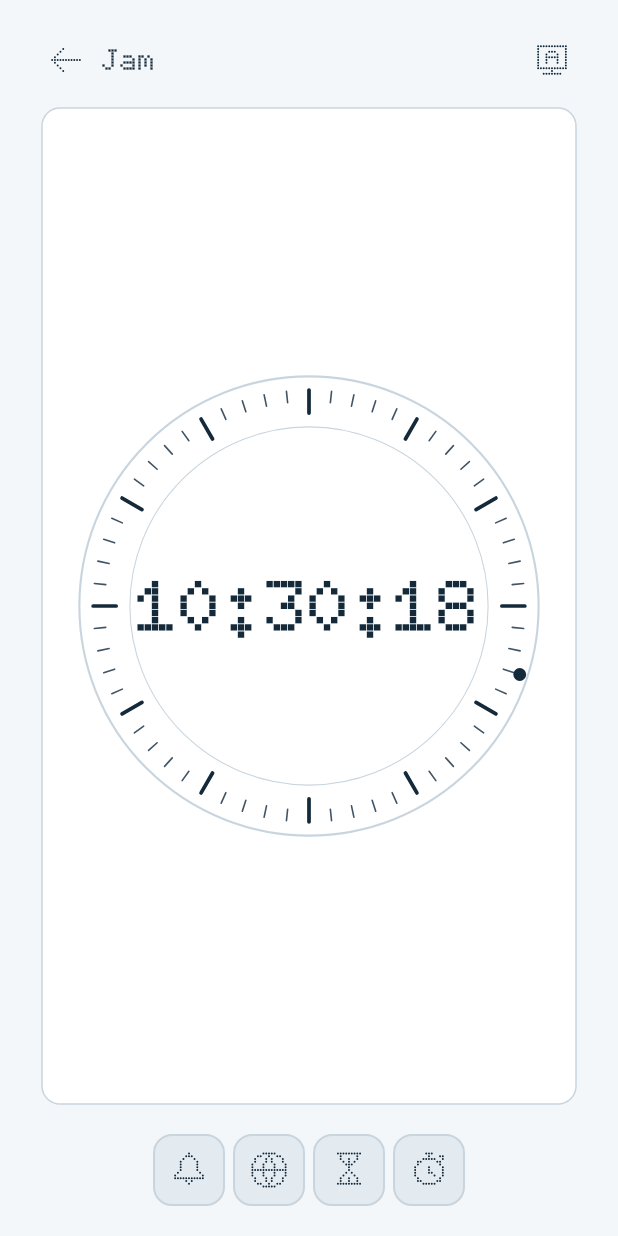
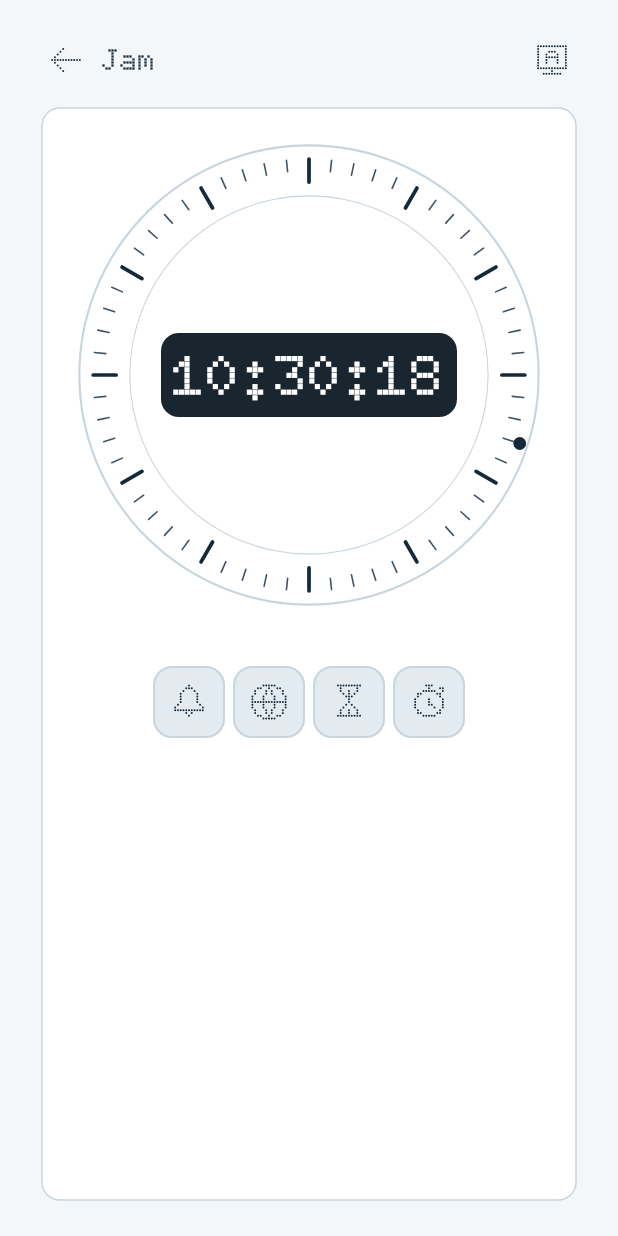
Before and after one commit to thiscistco/GT30PROLauncher, an Android app: the ClockActivity screen opened directly, with no data from a screen before it, on a phone screen of 412 x 824 dp. Run offline under Robolectric (Android 15) with nearby library versions, the phone set to English and light mode, and no system bars.

Commit message:
Move clock dial and navigation up in HUD
Co-authored-by: arena-agent <297053741+arena-agent@users.noreply.github.com>

```diff
--- a/app/src/main/java/com/gt30pro/launcher/ClockActivity.java
+++ b/app/src/main/java/com/gt30pro/launcher/ClockActivity.java
@@ -57,6 +57,7 @@ public class ClockActivity extends SwipeBackActivity {
     private Typeface doto;
     private LinearLayout content, tabs;
     private HorizontalScrollView tabsScroll;
+    private FrameLayout stage;
     private ClockHudView hud;
     private ScrollView panelScroll;
     private long lastHudSecond = -1;
@@ -95,16 +96,28 @@ public class ClockActivity extends SwipeBackActivity {
         });
         LinearLayout header=ui.header(this, doto, "Jam");
         header.getChildAt(0).setOnClickListener(v -> onBackPressed()); page.addView(header);
-        FrameLayout stage = new FrameLayout(this); page.addView(stage,new LinearLayout.LayoutParams(-1,0,1));
+        stage = new FrameLayout(this); page.addView(stage,new LinearLayout.LayoutParams(-1,0,1));
         hud = new ClockHudView(this,ui,doto); stage.addView(hud,new FrameLayout.LayoutParams(-1,-1));
-        panelScroll = new ScrollView(this); panelScroll.setFillViewport(false); stage.addView(panelScroll,new FrameLayout.LayoutParams(-1,-1));
+        panelScroll = new ScrollView(this); panelScroll.setFillViewport(false);
+        FrameLayout.LayoutParams panelParams=new FrameLayout.LayoutParams(-1,-1); panelParams.bottomMargin=dp(64);
+        stage.addView(panelScroll,panelParams);
         content = new LinearLayout(this); content.setOrientation(LinearLayout.VERTICAL); content.setPadding(0, dp(18), 0, dp(20)); panelScroll.addView(content);
         tabsScroll = new HorizontalScrollView(this); tabsScroll.setHorizontalScrollBarEnabled(false); tabsScroll.setFillViewport(true);
         tabs = new LinearLayout(this); tabs.setOrientation(LinearLayout.HORIZONTAL); tabs.setGravity(Gravity.CENTER);
         tabs.setPadding(0,dp(8),0,0); tabsScroll.addView(tabs,new FrameLayout.LayoutParams(-1,-1));
-        page.addView(tabsScroll,new LinearLayout.LayoutParams(-1,dp(64)));
+        stage.addView(tabsScroll,new FrameLayout.LayoutParams(-1,dp(64),Gravity.TOP));
+        stage.addOnLayoutChangeListener((v,l,t,r,b,ol,ot,oright,ob) -> positionTabs());
         setContentView(root);
         showTab(tab);
+    }
+    private void positionTabs() {
+        if (stage.getHeight() <= 0) return;
+        float density=getResources().getDisplayMetrics().density;
+        int top=tab == -1 ? Math.round(ClockHudView.frameGap(stage.getWidth(),stage.getHeight(),density)
+                + ClockHudView.dialSize(stage.getWidth(),stage.getHeight(),density) + dp(4)) : stage.getHeight()-dp(64);
+        top=Math.max(0,Math.min(top,stage.getHeight()-dp(64)));
+        FrameLayout.LayoutParams params=(FrameLayout.LayoutParams) tabsScroll.getLayoutParams();
+        if (params.topMargin != top) { params.topMargin=top; tabsScroll.setLayoutParams(params); }
     }
     @Override protected void onSaveInstanceState(Bundle state) {
         saveTimerDraft(); state.putInt("clock_tab",tab); state.putStringArray("timer_draft",timerDraft); super.onSaveInstanceState(state);
@@ -149,6 +162,7 @@ public class ClockActivity extends SwipeBackActivity {
             if (i > 0) itemParams.leftMargin = dp(5);
             tabs.addView(item, itemParams);
         }
+        positionTabs();
         hud.setVisibility(selected == -1 ? View.VISIBLE : View.GONE);
         panelScroll.setVisibility(selected == -1 ? View.GONE : View.VISIBLE);
         if (selected == 0) showAlarms(); else if (selected == 1) showWorld(); else if (selected == 2) showTimer(); else if (selected == 3) showStopwatch();
--- a/app/src/main/java/com/gt30pro/launcher/ClockHudView.java
+++ b/app/src/main/java/com/gt30pro/launcher/ClockHudView.java
@@ -2,6 +2,7 @@ package com.gt30pro.launcher;
 
 import android.content.Context;
 import android.graphics.Canvas;
+import android.graphics.Color;
 import android.graphics.Paint;
 import android.graphics.RectF;
 import android.graphics.Typeface;
@@ -30,18 +31,27 @@ final class ClockHudView extends View {
         setContentDescription("Jam " + value);
         invalidate();
     }
+    // Reserve space under the dial for the four 48dp navigation targets.
+    static float frameGap(int width, int height, float density) {
+        return Math.min(8f*density, Math.min(width,height)*.05f);
+    }
+    static float dialSize(int width, int height, float density) {
+        float gap=frameGap(width,height,density);
+        return Math.max(0f,Math.min(width-2f*gap,height-2f*gap-80f*density));
+    }
     @Override protected void onDraw(Canvas canvas) {
         super.onDraw(canvas);
         float density=getResources().getDisplayMetrics().density;
-        float gap=Math.min(8f*density, Math.min(getWidth(),getHeight())*.05f);
+        float gap=frameGap(getWidth(),getHeight(),density);
         RectF frame=new RectF(gap,gap,getWidth()-gap,getHeight()-gap);
         if (frame.width() <= 0 || frame.height() <= 0) return;
         float corner=Math.min(12f*density,Math.min(frame.width(),frame.height())/2f);
         paint.setStyle(Paint.Style.FILL); paint.setColor(card); canvas.drawRoundRect(frame,corner,corner,paint);
         paint.setStyle(Paint.Style.STROKE); paint.setStrokeWidth(Math.max(1f,density)); paint.setColor(border);
         canvas.drawRoundRect(frame,corner,corner,paint);
-        float size=Math.min(frame.width(),frame.height());
-        float cx=getWidth()/2f, cy=getHeight()/2f, radius=size*.43f;
+        float size=dialSize(getWidth(),getHeight(),density);
+        if (size <= 0) return;
+        float cx=getWidth()/2f, cy=gap+size/2f, radius=size*.43f;
         paint.setStyle(Paint.Style.FILL); paint.setColor(card); canvas.drawCircle(cx,cy,radius,paint);
         paint.setStyle(Paint.Style.STROKE); paint.setStrokeWidth(Math.max(1f,size*.004f)); paint.setColor(border);
         canvas.drawCircle(cx,cy,radius,paint);
@@ -57,10 +67,15 @@ final class ClockHudView extends View {
         double angle=Math.PI*2*second/60-Math.PI/2;
         paint.setStyle(Paint.Style.FILL); paint.setColor(ink);
         canvas.drawCircle(cx+(float)Math.cos(angle)*radius*.965f,cy+(float)Math.sin(angle)*radius*.965f,Math.max(2f,size*.012f),paint);
-        paint.setTypeface(doto); paint.setFontVariationSettings("'wght' 800"); paint.setTextSize(size*.135f); paint.setTextAlign(Paint.Align.CENTER);
-        float maxWidth=radius*1.52f, width=paint.measureText(value);
+        paint.setTypeface(doto); paint.setFontVariationSettings("'wght' 800"); paint.setTextSize(size*.105f); paint.setTextAlign(Paint.Align.CENTER);
+        float padding=Math.min(8f*density,size*.04f), maxWidth=Math.max(1f,radius*1.52f-2f*padding);
+        float width=paint.measureText(value);
         if (width>maxWidth) paint.setTextSize(paint.getTextSize()*maxWidth/width);
-        Paint.FontMetrics metrics=paint.getFontMetrics();
-        canvas.drawText(value,cx,cy-(metrics.ascent+metrics.descent)/2f,paint);
+        width=paint.measureText(value); Paint.FontMetrics metrics=paint.getFontMetrics();
+        float height=metrics.descent-metrics.ascent+padding*1.4f;
+        RectF label=new RectF(cx-width/2f-padding,cy-height/2f,cx+width/2f+padding,cy+height/2f);
+        float labelCorner=Math.min(12f*density,height/2f);
+        paint.setColor(0xFF19252F); canvas.drawRoundRect(label,labelCorner,labelCorner,paint);
+        paint.setColor(Color.WHITE); canvas.drawText(value,cx,cy-(metrics.ascent+metrics.descent)/2f,paint);
     }
 }
```
Also changed, not shown: 7 other files.
